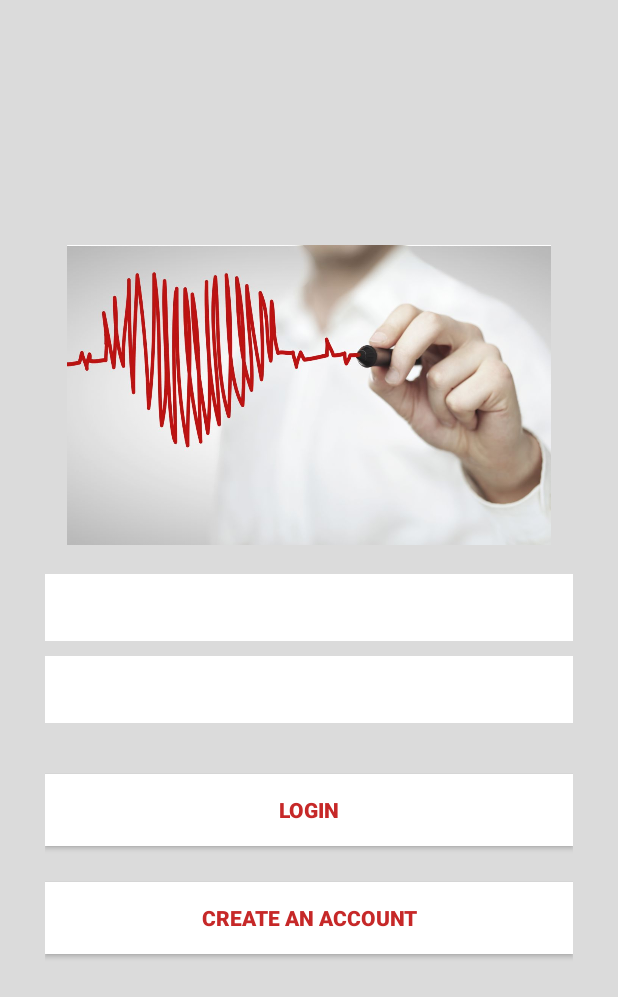
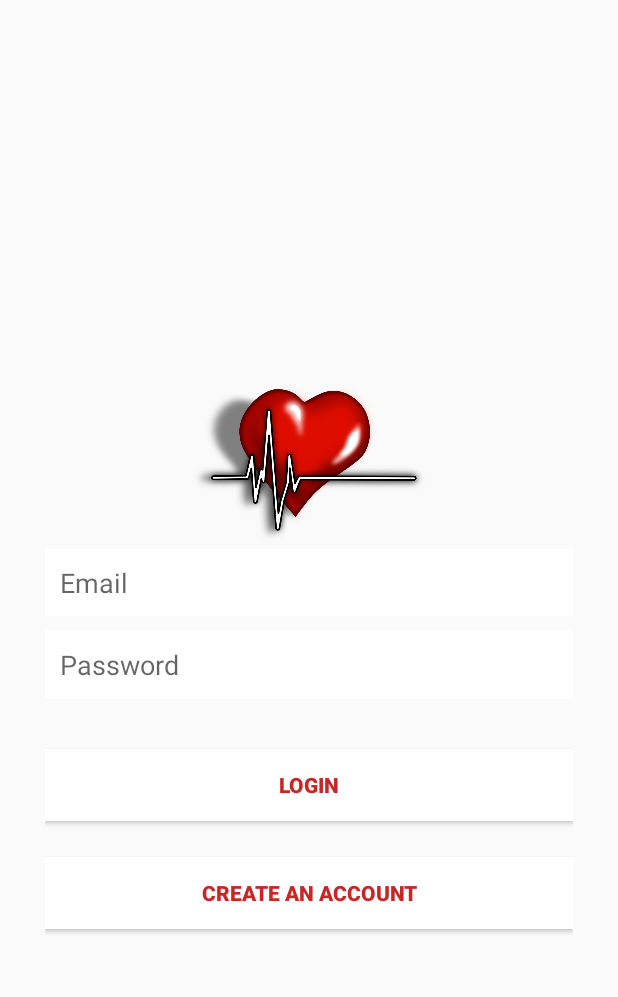
Before and after one commit to teamhealthwatch/HealthWatch, an Android app: the LoginActivity screen opened directly, with no data from a screen before it, on a phone screen of 412 x 824 dp. Shown: the top 997 px of the screen. Run offline under Robolectric (Android 15) with nearby library versions, the phone set to English and light mode, and no system bars; our stand-ins replace Firebase (no records; nobody signed in at launch, a user with empty details on screens opened directly).

Commit message:
changed Login

```diff
--- a/mobile/src/main/res/layout/activity_login.xml
+++ b/mobile/src/main/res/layout/activity_login.xml
@@ -1,33 +1,30 @@
 <?xml version="1.0" encoding="utf-8"?>
-<LinearLayout xmlns:android="http://schemas.android.com/apk/res/android"
-    android:layout_width="fill_parent"
-    android:layout_height="fill_parent"
-    android:background="#DbDbDb"
+<RelativeLayout xmlns:android="http://schemas.android.com/apk/res/android"
+    android:layout_width="match_parent"
+    android:layout_height="match_parent"
     android:gravity="center"
     android:orientation="vertical"
     android:padding="10dp" >
 
     <LinearLayout
-        android:layout_width="fill_parent"
+        android:layout_width="match_parent"
         android:layout_height="wrap_content"
         android:layout_gravity="center"
         android:orientation="vertical"
         android:paddingLeft="20dp"
-        android:paddingRight="20dp" >
+        android:paddingRight="20dp">
 
         <ImageView
+            android:id="@+id/imageView"
             android:layout_width="match_parent"
-            android:layout_height="200dp"
-            android:src="@drawable/login"/>
-
-        <TextView
-            android:layout_width="match_parent"
-            android:layout_height="wrap_content"
-            />
+            android:layout_height="110dp"
+            android:layout_marginTop="75dp"
+            android:src="@drawable/newhrt" />
 
         <EditText
             android:id="@+id/email"
             android:layout_width="fill_parent"
+            android:hint="Email"
             android:layout_height="wrap_content"
             android:layout_marginBottom="10dp"
             android:background="@android:color/white"
@@ -43,34 +40,35 @@
             android:background="@android:color/white"
             android:inputType="textPassword"
             android:padding="10dp"
-            android:singleLine="true" />
+            android:singleLine="true"
+            android:hint="Password" />
 
 
         <android.support.v7.widget.AppCompatButton
             android:id="@+id/btn_login"
             android:layout_width="fill_parent"
             android:layout_height="wrap_content"
+            android:layout_marginBottom="24dp"
+            android:layout_marginTop="24dp"
             android:background="@android:color/white"
+            android:onClick="Signin"
+            android:padding="12dp"
+            android:text="Login"
             android:textColor="#C62828"
-            android:textStyle="bold"
-            android:onClick="Signin"
-            android:layout_marginTop="24dp"
-            android:layout_marginBottom="24dp"
-            android:padding="12dp"
-            android:text="Login"/>
+            android:textStyle="bold" />
 
         <android.support.v7.widget.AppCompatButton
             android:id="@+id/btn_signup"
             android:layout_width="fill_parent"
             android:layout_height="wrap_content"
+            android:layout_marginBottom="24dp"
+            android:background="#ffffff"
+            android:onClick="SignUp"
+            android:padding="12dp"
+            android:text="Create an account"
             android:textColor="#C62828"
-            android:background="#ffffff"
-            android:textStyle="bold"
-            android:onClick="SignUp"
-            android:layout_marginBottom="24dp"
-            android:padding="12dp"
-            android:text="Create an account" />
+            android:textStyle="bold" />
 
     </LinearLayout>
 
-</LinearLayout>
+</RelativeLayout>
```
Also changed, not shown: mobile/src/main/res/drawable/newhrt.png (added).
